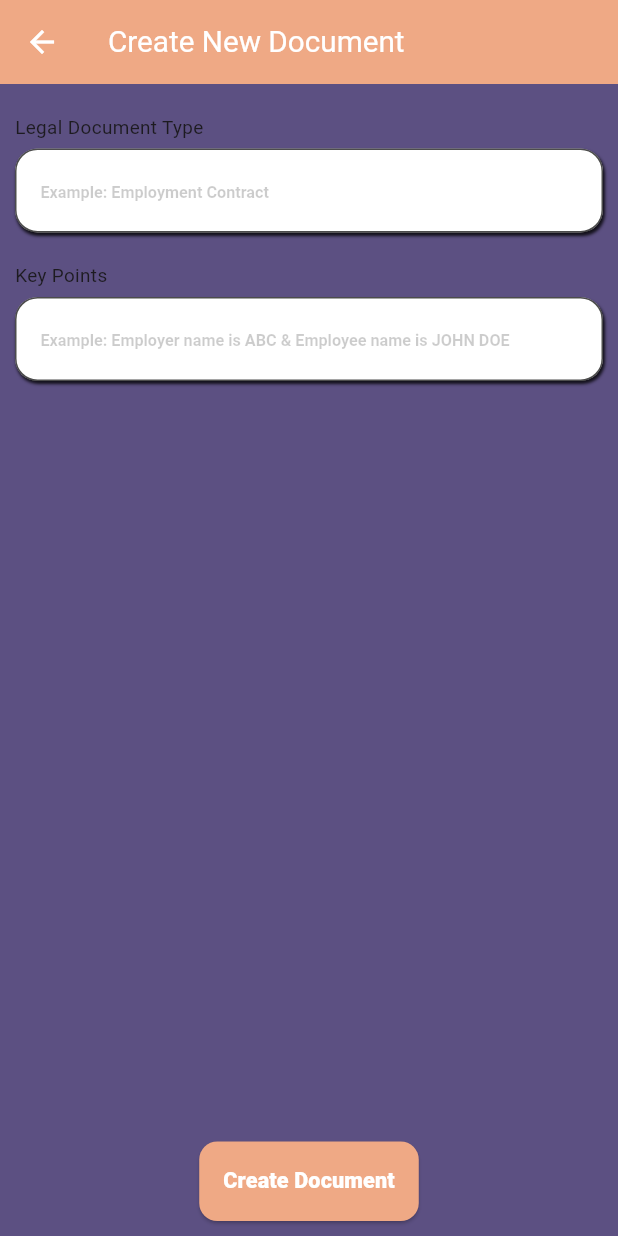
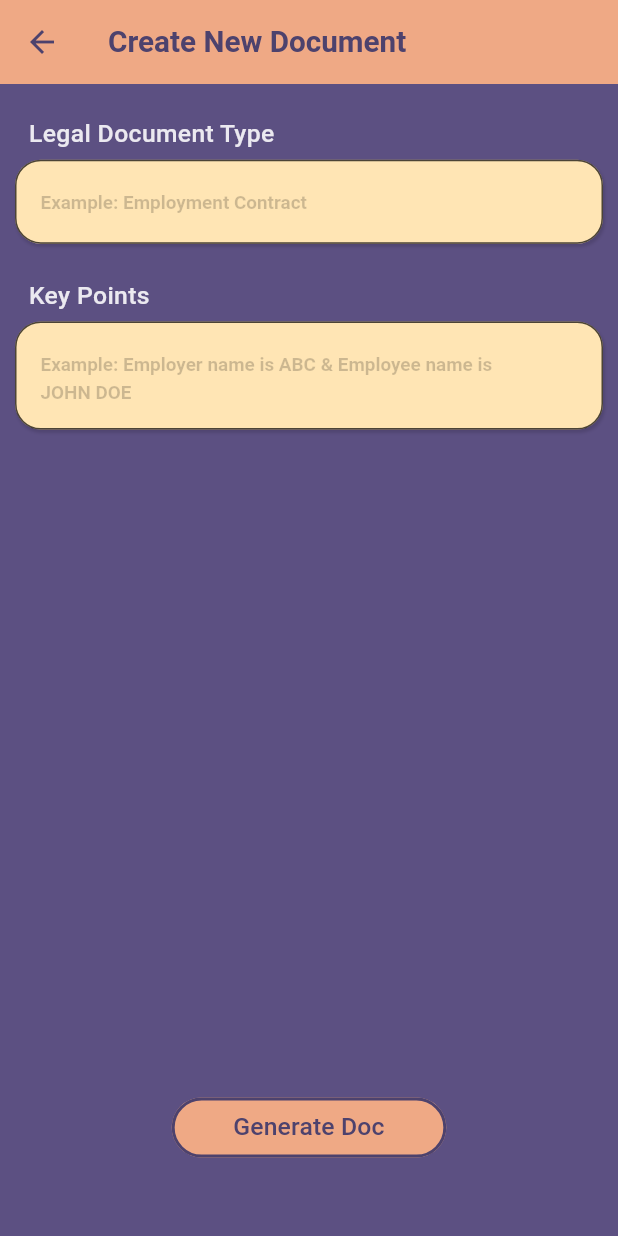
Before and after one commit to hngx-org/legal-document-generator, a Flutter app: the HomeScreen screen opened by its route, after a tap on the "add" icon, on a phone screen of 412 x 824 dp. Run offline on Flutter 3.47's test engine with Material 2 defaults, Android fonts, the phone set to English and light mode, and no system bars; our stand-ins replace dio, flutter_dotenv, flutter_screenutil, flutter_spinkit, lottie, open_file and 2 more; Roboto replaces fonts that are missing (Onest).

Commit message:
pdf works now with a little adjustment with the UI

```diff
--- a/lib/components/constants/text_styles.dart
+++ b/lib/components/constants/text_styles.dart
@@ -2,10 +2,21 @@ import 'package:flutter/material.dart';
 import 'app_colors.dart';
 
 class CustomTextStyles {
-  static  TextStyle headerTextStyle = TextStyle(color: AppColor.black, fontWeight: FontWeight.w900, fontSize: 16);
-  static  TextStyle buttonTextStyle = TextStyle(color: AppColor.white, fontWeight: FontWeight.w900, fontSize: 16);
+  static TextStyle headerTextStyle = TextStyle(
+    color: AppColor.TextColor,
+    fontWeight: FontWeight.w700,
+    fontSize: 20,
+    fontFamily: 'Onest',
+  );
+  static TextStyle buttonTextStyle = TextStyle(
+    color: AppColor.white,
+    fontWeight: FontWeight.w900,
+    fontSize: 16,
+    fontFamily: 'Onest',
+  );
   static TextStyle hintStyle = TextStyle(
       color: AppColor.black.withOpacity(0.2),
-      fontSize: 12,
+      fontFamily: 'Onest',
+      fontSize: 14,
       letterSpacing: 0);
 }
--- a/lib/components/constants/widgets/custom_textfield.dart
+++ b/lib/components/constants/widgets/custom_textfield.dart
@@ -1,4 +1,5 @@
 import 'package:flutter/material.dart';
+import 'package:flutter_screenutil/flutter_screenutil.dart';
 import 'package:legal_document_generator/components/constants/text_styles.dart';
 import '../app_colors.dart';
 
@@ -38,27 +39,35 @@ class CustomTextField extends StatelessWidget {
   @override
   Widget build(BuildContext context) {
     return Container(
-      padding: const EdgeInsets.symmetric(vertical: 10),
+      padding: const EdgeInsets.symmetric(vertical: 10).r,
       child: Column(
         crossAxisAlignment: CrossAxisAlignment.start,
         children: [
-          Text(
-            label,
+          Padding(
+            padding: const EdgeInsets.only(left: 8.0).r,
+            child: Text(
+              label,
+              style: TextStyle(color: AppColor.TextColor,
+                fontWeight: FontWeight.w500,
+                fontFamily: 'Onest',
+                fontSize: 16.sp,),
+            ),
           ),
           const SizedBox(height: 5),
           Container(
             decoration: BoxDecoration(
-                borderRadius: BorderRadius.circular(15),
-                color: Colors.white,
+                borderRadius: BorderRadius.circular(15.r),
+                color: AppColor.peach2,
                 border: Border.all(
                     color: AppColor.black.withOpacity(0.7)),
                 boxShadow: [
                   BoxShadow(
-                      color: AppColor.black.withOpacity(0.8),
+                      color: AppColor.primaryColor.withOpacity(0.8),
                       blurRadius: 1,
                       offset: const Offset(1, 2))
                 ]),
             child: TextFormField(
+
               maxLines: 10,
               minLines: 1,
               obscuringCharacter: '*',
@@ -70,13 +79,13 @@ class CustomTextField extends StatelessWidget {
               obscureText: obscureText,
               style: const TextStyle(
                 letterSpacing: 2,
-                color: Colors.black,
+                color: Color(0XFF4D426D),
                 fontWeight: FontWeight.bold,
               ),
               decoration: InputDecoration(
                   prefixIcon: prefixIcon != null ? Icon(
                     prefixIcon,
-                    color: AppColor.black
+                    color: AppColor.primaryColor
                   ) : null,
                   suffixIcon: GestureDetector(
                       onTap: iconAction,
--- a/lib/components/constants/widgets/reusableButton.dart
+++ b/lib/components/constants/widgets/reusableButton.dart
@@ -10,10 +10,10 @@ class ReusableButton extends StatelessWidget {
     required this.height,
     required this.width,
     required this.fontSize,
-    required this.function,
+    required this.onClicked,
   });
 
-  final Function()? function;
+  final Function()? onClicked;
   final double height;
   final double width;
   final double fontSize;
@@ -36,7 +36,7 @@ class ReusableButton extends StatelessWidget {
         ),
         backgroundColor: MaterialStatePropertyAll(AppColor.secondaryColor),
       ),
-      onPressed: function,
+      onPressed: onClicked,
       child: Text(
         text,
         textAlign: TextAlign.center,
--- a/lib/presentation/create_document/create_document_screen.dart
+++ b/lib/presentation/create_document/create_document_screen.dart
@@ -1,13 +1,15 @@
 import 'dart:convert';
 import 'package:flutter/material.dart';
 import 'package:flutter_dotenv/flutter_dotenv.dart';
+import 'package:flutter_screenutil/flutter_screenutil.dart';
 import 'package:legal_document_generator/components/constants/widgets/custom_button.dart';
 import 'package:legal_document_generator/components/constants/widgets/custom_textfield.dart';
+import 'package:legal_document_generator/components/constants/widgets/reusableButton.dart';
+import 'package:legal_document_generator/presentation/pdf_screen/pdf_Screen.dart';
 import 'package:legal_document_generator/presentation/router/base_navigator.dart';
 import '../../components/constants/app_colors.dart';
 import '../../data/api_implementation.dart';
 import 'package:http/http.dart' as http;
-
 
 class CreateDocument extends StatefulWidget {
   static const String routeName = "create-document-screen";
@@ -25,20 +27,18 @@ class _CreateDocumentState extends State<CreateDocument> {
   late final openAI;
 
   void fetchData() async {
-   try{
-     String prompt = 'Create a ${documentTypeController.text} using the following key points: ${keyPointsController.text} and keep the chat res';
+    try {
+      String prompt =
+          'Create a ${documentTypeController.text} using the following key points: ${keyPointsController.text} and keep the chat res';
       final apiResponse = await api.postToCompletions(prompt);
       late String responseText;
       responseText = apiResponse.data['text'];
       print(responseText);
-   }catch(e){
+    } catch (e) {}
 
+    setState(() {});
   }
 
-    setState(() {
-
-    });
-  }
   String responseText = '';
 
   Future<void> postToCompletions() async {
@@ -46,7 +46,8 @@ class _CreateDocumentState extends State<CreateDocument> {
       {'role': 'system', 'content': 'You are a helpful assistant.'},
       {
         'role': 'user',
-        'content': 'Create a ${documentTypeController.text} using the following key points: ${keyPointsController.text} and keep the chat restricted to the conversation. If you\'re asked anything beyond the scope of the topic, decline to answer.'
+        'content':
+            'Create a ${documentTypeController.text} using the following key points: ${keyPointsController.text} and keep the chat restricted to the conversation. If you\'re asked anything beyond the scope of the topic, decline to answer.'
       },
     ];
 
@@ -79,21 +80,20 @@ class _CreateDocumentState extends State<CreateDocument> {
     }
   }
 
-
   void fetchData2() async {
-   try{
-     final prompt = 'Generate a legal document for a contract between parties.';
+    try {
+      final prompt =
+          'Generate a legal document for a contract between parties.';
       final http.Response response = await openAI.postToCompletions(prompt);
       print(response.statusCode);
 
       setState(() {
         responseText = response.body;
       });
-   }catch(e){
+    } catch (e) {
       print('failed');
     }
   }
-
 
   @override
   void dispose() {
@@ -102,12 +102,14 @@ class _CreateDocumentState extends State<CreateDocument> {
     keyPointsController.dispose();
     super.dispose();
   }
+
   @override
   void initState() {
     super.initState();
     api = Api(apiKey);
     openAI = OpenAI(apiKey);
   }
+
   @override
   Widget build(BuildContext context) {
     return Scaffold(
@@ -115,13 +117,21 @@ class _CreateDocumentState extends State<CreateDocument> {
         appBar: AppBar(
           backgroundColor: AppColor.secondaryColor,
           leading: IconButton(
-              onPressed: (){
+              onPressed: () {
                 BaseNavigator.pop();
               },
-              icon: Icon(Icons.arrow_back_outlined, color: AppColor.white,)),
+              icon: Icon(
+                Icons.arrow_back_outlined,
+                color: Color(0XFF4D426D),
+              )),
           title: const Text(
             'Create New Document',
-            style: TextStyle(color: Colors.white),
+            style: TextStyle(
+              color: Color(0XFF4D426D),
+              fontWeight: FontWeight.w700,
+              fontFamily: 'Onest',
+              fontSize: 22,
+            ),
           ),
         ),
         body: Padding(
@@ -132,25 +142,46 @@ class _CreateDocumentState extends State<CreateDocument> {
                 label: 'Legal Document Type',
                 controller: documentTypeController,
                 hintText: 'Example: Employment Contract',
-                onChanged: (value){},
+                onChanged: (value) {},
               ),
               CustomTextField(
                 controller: keyPointsController,
                 label: 'Key Points',
-              hintText: 'Example: Employer name is ABC & Employee name is JOHN DOE',
-              onChanged: (value ) {  },
+                hintText:
+                    'Example: Employer name is ABC & Employee name is JOHN DOE',
+                onChanged: (value) {},
               ),
-               Expanded(
-                child: Align(
-                    alignment: Alignment.bottomCenter,
-                    child: CustomButton(
-                      onPressed: (){
-                        postToCompletions();
-                      },
-                      buttonText: 'Create Document',
-                      backgroundColor: AppColor.secondaryColor,
-                    )),
-              )
+              SizedBox(
+                height: 360.h,
+              ),
+
+              ReusableButton(
+                  // text: 'Convert to Pdf',
+                  text: 'Generate Doc',
+                  height: 30.h,
+                  width: 160.w,
+                  fontSize: 16.sp,
+                  onClicked: () async {
+                    final pdfFile =
+                        await Pdf_Api.generateCenteredText('Legal Document');
+
+                    Pdf_Api.openFile(pdfFile);
+                    Future.delayed(const Duration(milliseconds: 1000), () {
+                      Navigator.pop(context);
+                    });
+                  }),
+
+              // Expanded(
+              //   child: Align(
+              //       alignment: Alignment.bottomCenter,
+              //       child: CustomButton(
+              //         onPressed: () {
+              //           postToCompletions();
+              //         },
+              //         buttonText: 'Create Document',
+              //         backgroundColor: AppColor.secondaryColor,
+              //       )),
+              // )
             ],
           ),
         ));
--- a/lib/presentation/home_screen/home_screen.dart
+++ b/lib/presentation/home_screen/home_screen.dart
@@ -18,27 +18,35 @@ class HomeScreen extends StatefulWidget {
 }
 
 class _HomeScreenState extends State<HomeScreen> {
-  bool empty = true;
+  bool empty = false;
   @override
   Widget build(BuildContext context) {
     return Scaffold(
         backgroundColor: AppColor.backgroundColor,
         appBar: AppBar(
+          iconTheme: IconThemeData(color: AppColor.primaryColor),
           backgroundColor: AppColor.secondaryColor,
           title: const Text(
-            'Legal Docs Generator',
-            style: TextStyle(color: Colors.white),
+            'LegalDocGen',
+            style: TextStyle(
+              color: Color(0XFF4D426D),
+              fontWeight: FontWeight.w700,
+              fontFamily: 'Onest',
+              fontSize: 22,
+            ),
           ),
         ),
         floatingActionButton: FloatingActionButton(
           backgroundColor: AppColor.secondaryColor,
-          onPressed: (){
+          onPressed: () {
             BaseNavigator.pushNamed(
               CreateDocument.routeName,
             );
           },
-          child:  Icon(Icons.add, color: AppColor.white,),
-
+          child: Icon(
+            Icons.add,
+            color: AppColor.primaryColor,
+          ),
         ),
         body: Padding(
           padding: const EdgeInsets.all(10),
@@ -51,7 +59,9 @@ class _HomeScreenState extends State<HomeScreen> {
                         height: 150,
                         width: 150,
                         child: Image.asset(AppGif.noHistory)),
-                  Center(child: const Text('No document created. Tap the plus icon below to create a new document'))
+                    Center(
+                        child: const Text(
+                            'No document created. Tap the plus icon below to create a new document'))
                   ],
                 )
               : Column(
@@ -62,9 +72,12 @@ class _HomeScreenState extends State<HomeScreen> {
                     ),
                     Align(
                         alignment: Alignment.centerLeft,
+                        child: Padding(
+                          padding: const EdgeInsets.only(left: 8.0),
                           child: Text(
                             'Pick Document Type',
                             style: CustomTextStyles.headerTextStyle,
+                          ),
                         )),
                     const SizedBox(
                       height: 10,
--- a/lib/presentation/home_screen/widgets/document_card.dart
+++ b/lib/presentation/home_screen/widgets/document_card.dart
@@ -5,22 +5,21 @@ class DocumentCard extends StatelessWidget {
   final Color color;
   final String icon;
   final String title;
-  const DocumentCard({
-    super.key,
+  const DocumentCard(
+      {super.key,
       required this.color,
       required this.icon,
-    required this.title
-  });
+      required this.title});
 
   @override
   Widget build(BuildContext context) {
     return Card(
-      elevation: 5,
-      shadowColor: Colors.grey,
+      elevation: 1.5,
+      shadowColor: AppColor.secondaryColor,
       shape: RoundedRectangleBorder(
         borderRadius: BorderRadius.circular(15),
       ),
-      color: AppColor.backgroundColor,
+      color: AppColor.backgroundColor2,
       surfaceTintColor: AppColor.backgroundColor,
       child: ListTile(
         leading: Container(
@@ -28,11 +27,19 @@ class DocumentCard extends StatelessWidget {
           width: 40,
           padding: const EdgeInsets.all(10),
           decoration: BoxDecoration(
-                borderRadius: BorderRadius.circular(15),
-                color: color
+              borderRadius: BorderRadius.circular(15), color: color),
+          child: Image.asset(
+            icon,
+            fit: BoxFit.fitHeight,
+            color: AppColor.white,
           ),
-            child: Image.asset(icon, fit: BoxFit.fitHeight, color: AppColor.white,),),
-        title: Text(title),
+        ),
+        title: Text(
+          title,
+          style: TextStyle(
+            color: AppColor.TextColor,
+              fontFamily: 'Onest', fontWeight: FontWeight.w500, fontSize: 16),
+        ),
       ),
     );
   }
--- a/lib/presentation/home_screen/widgets/premium_card.dart
+++ b/lib/presentation/home_screen/widgets/premium_card.dart
@@ -11,7 +11,7 @@ class PremiumCard extends StatelessWidget {
   Widget build(BuildContext context) {
     return Card(
       elevation: 5,
-      shadowColor: Colors.grey,
+      shadowColor: AppColor.backgroundColor2,
       color: AppColor.peach2,
       shape: RoundedRectangleBorder(
         borderRadius: BorderRadius.circular(15),
@@ -19,7 +19,15 @@ class PremiumCard extends StatelessWidget {
       child: ListTile(
         leading: SizedBox(
             height: 40, width: 40, child: Image.asset(AppIcons.premiumIcon)),
-        title: const Text('Buy Premium'),
+        title: const Text(
+          'Buy Premium',
+          style: TextStyle(
+            // color: AppColor.TextColor,
+            fontWeight: FontWeight.w400,
+            fontFamily: 'Onest',
+            fontSize: 16,
+          ),
+        ),
       ),
     );
   }
--- a/lib/presentation/onBoarding_screen/onBoarding_screen.dart
+++ b/lib/presentation/onBoarding_screen/onBoarding_screen.dart
@@ -69,7 +69,7 @@ class _OnBoardingScreenState extends State<OnBoardingScreen>
             ],
           ),
           Padding(
-            padding: const EdgeInsets.symmetric(horizontal: 18, vertical: 40).r,
+            padding: const EdgeInsets.symmetric(horizontal: 18, vertical: 50).r,
             child: Row(
               mainAxisAlignment: MainAxisAlignment.spaceBetween,
               children: [
--- a/lib/presentation/router/app_router.dart
+++ b/lib/presentation/router/app_router.dart
@@ -2,19 +2,19 @@ import 'package:flutter/material.dart';
 import 'package:legal_document_generator/presentation/create_document/create_document_screen.dart';
 import 'package:legal_document_generator/presentation/home_screen/home_screen.dart';
 import 'package:legal_document_generator/presentation/onBoarding_screen/onBoarding_screen.dart';
+import 'package:legal_document_generator/presentation/pdf_screen/nav_to_pdf_screen.dart';
 
 import '../splash_screen/splash_screen.dart';
-
 
 class AppRouter {
   /// A custom screen navigation handler that handles the animation of moving from one screen to another
   /// The current setting sets up the app to mimic the navigation on IOS devices on every of our app variant
   ///
   static _getPageRoute(
-      Widget child, [
-        String? routeName,
-        dynamic args,
-      ]) =>
+    Widget child, [
+    String? routeName,
+    dynamic args,
+  ]) =>
       PageRouteBuilder(
         pageBuilder: (context, animation, secondaryAnimation) => child,
         settings: RouteSettings(
@@ -53,6 +53,8 @@ class AppRouter {
         return _getPageRoute(const CreateDocument());
       case OnBoardingScreen.routeName:
         return _getPageRoute(const OnBoardingScreen());
+      case NavToPdf.routeName:
+        return _getPageRoute(const NavToPdf());
 
       default:
         return _getPageRoute(const SplashScreen());
--- a/lib/presentation/splash_screen/splash_screen.dart
+++ b/lib/presentation/splash_screen/splash_screen.dart
@@ -109,7 +109,7 @@ class _SplashScreenState extends State<SplashScreen>
             ],
           );
         },
-        designSize: const Size(428, 926),
+        // designSize: const Size(428, 926),
       )
     );
   }
--- a/pubspec.yaml
+++ b/pubspec.yaml
@@ -37,8 +37,10 @@ dependencies:
   flutter_spinkit: ^5.2.0
   http: ^0.13.3
   lottie: ^2.6.0
+  open_file: ^3.3.2
   path_provider: ^2.1.1
   pdf: ^3.10.4
+  permission_handler: ^11.0.0
   smooth_page_indicator: ^1.1.0
 
 dev_dependencies:
```
Also changed, not shown: lib/presentation/onBoarding_screen/widgets/introPage.dart (+9 -9 lines), lib/presentation/pdf_screen/nav_to_pdf_screen.dart (+23 -8 lines), lib/presentation/pdf_screen/pdf_Screen.dart (+58 -0 lines), pubspec.lock, 3 other files. Lines whose indentation alone changed are shown as unchanged.
